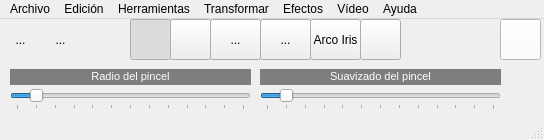
Qt form QFotoPaint5-Prac-Prueba/mainwindow.ui (albertogg023/MiniPhotoshopWithOpenCV) before a commit.
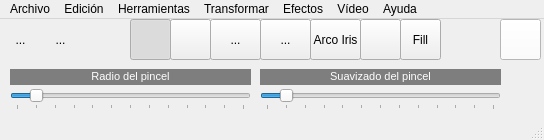
The same form after that commit. Icons and pictures are not drawn.

```diff
--- a/QFotoPaint5-Prac-Prueba/mainwindow.ui
+++ b/QFotoPaint5-Prac-Prueba/mainwindow.ui
@@ -384,6 +384,25 @@
      <bool>true</bool>
     </property>
    </widget>
+   <widget class="QToolButton" name="toolButton_10">
+    <property name="geometry">
+     <rect>
+      <x>400</x>
+      <y>0</y>
+      <width>41</width>
+      <height>41</height>
+     </rect>
+    </property>
+    <property name="text">
+     <string>Fill</string>
+    </property>
+    <property name="checkable">
+     <bool>true</bool>
+    </property>
+    <property name="autoExclusive">
+     <bool>true</bool>
+    </property>
+   </widget>
   </widget>
   <widget class="QMenuBar" name="menuBar">
    <property name="geometry">
```
Left out of the diff: 7 changed lines with no effect on the pictures.
